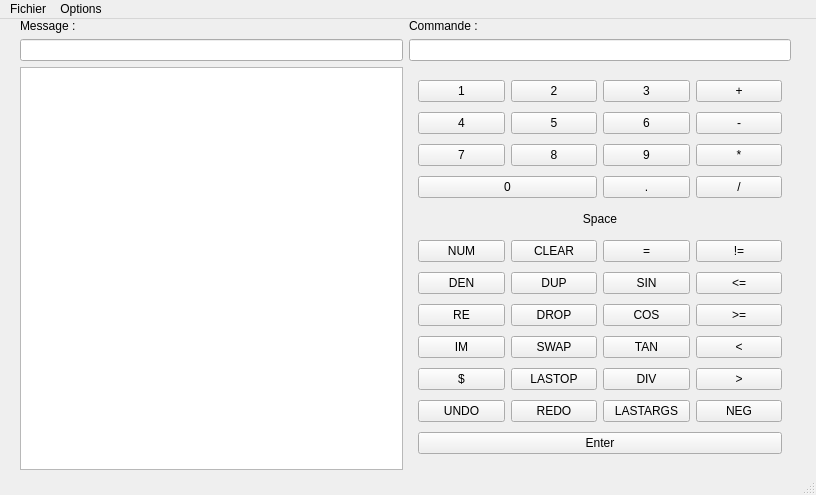
First picture: the form in Sources/Sources/mainwindow.ui, repository gabriel-hurtado/UTComputer, before the edit.
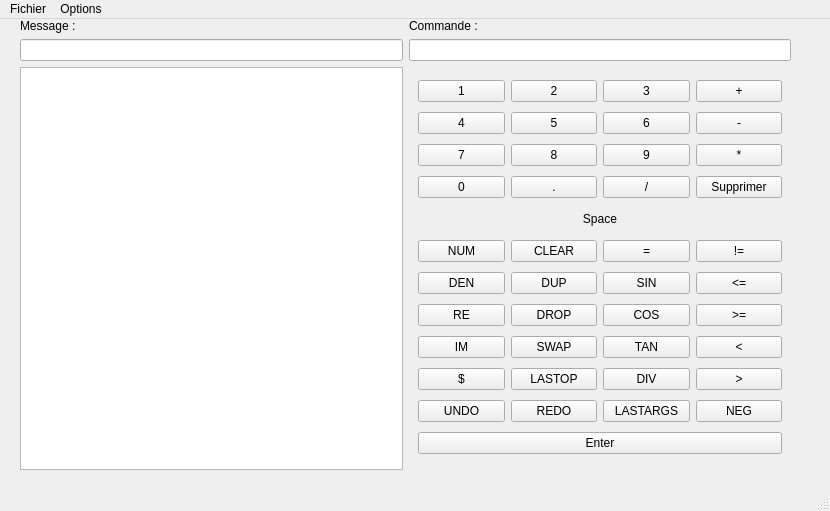
Second picture: the form after the edit.

```diff
--- a/Sources/Sources/mainwindow.ui
+++ b/Sources/Sources/mainwindow.ui
@@ -6,8 +6,8 @@
    <rect>
     <x>0</x>
     <y>0</y>
-    <width>816</width>
-    <height>495</height>
+    <width>830</width>
+    <height>511</height>
    </rect>
   </property>
   <property name="sizePolicy">
@@ -180,26 +180,6 @@
               </property>
              </widget>
             </item>
-            <item row="3" column="3">
-             <widget class="QPushButton" name="button_diviser">
-              <property name="enabled">
-               <bool>true</bool>
-              </property>
-              <property name="text">
-               <string>/</string>
-              </property>
-             </widget>
-            </item>
-            <item row="3" column="2">
-             <widget class="QPushButton" name="button_point">
-              <property name="enabled">
-               <bool>true</bool>
-              </property>
-              <property name="text">
-               <string>.</string>
-              </property>
-             </widget>
-            </item>
             <item row="5" column="3">
              <widget class="QPushButton" name="button_diff">
               <property name="enabled">
@@ -336,16 +316,6 @@
               </property>
              </widget>
             </item>
-            <item row="3" column="0" colspan="2">
-             <widget class="QPushButton" name="button_0">
-              <property name="enabled">
-               <bool>true</bool>
-              </property>
-              <property name="text">
-               <string>0</string>
-              </property>
-             </widget>
-            </item>
             <item row="5" column="0">
              <widget class="QPushButton" name="button_num">
               <property name="enabled">
@@ -499,6 +469,43 @@
               </property>
              </widget>
             </item>
+            <item row="3" column="0">
+             <widget class="QPushButton" name="button_0">
+              <property name="enabled">
+               <bool>true</bool>
+              </property>
+              <property name="text">
+               <string>0</string>
+              </property>
+             </widget>
+            </item>
+            <item row="3" column="1">
+             <widget class="QPushButton" name="button_point">
+              <property name="enabled">
+               <bool>true</bool>
+              </property>
+              <property name="text">
+               <string>.</string>
+              </property>
+             </widget>
+            </item>
+            <item row="3" column="2">
+             <widget class="QPushButton" name="button_diviser">
+              <property name="enabled">
+               <bool>true</bool>
+              </property>
+              <property name="text">
+               <string>/</string>
+              </property>
+             </widget>
+            </item>
+            <item row="3" column="3">
+             <widget class="QPushButton" name="button_suppr">
+              <property name="text">
+               <string>Supprimer</string>
+              </property>
+             </widget>
+            </item>
            </layout>
           </widget>
          </item>
@@ -514,7 +521,7 @@
     <rect>
      <x>0</x>
      <y>0</y>
-     <width>816</width>
+     <width>830</width>
      <height>19</height>
     </rect>
    </property>
```
